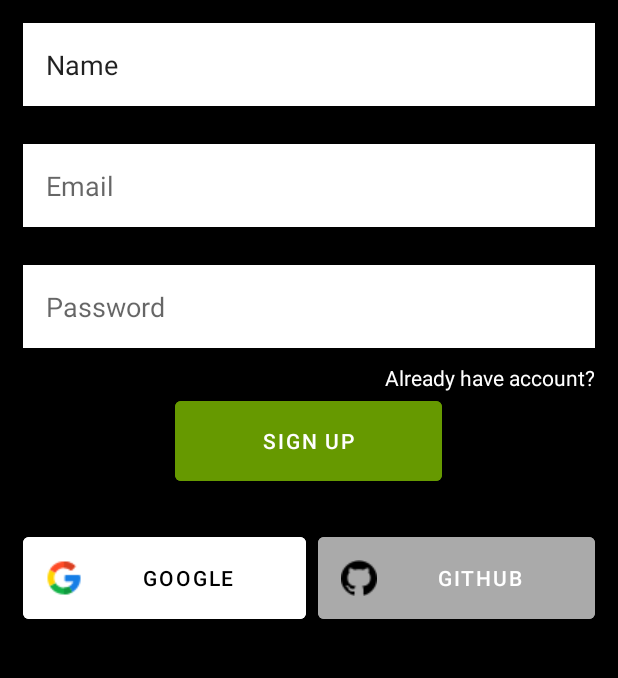
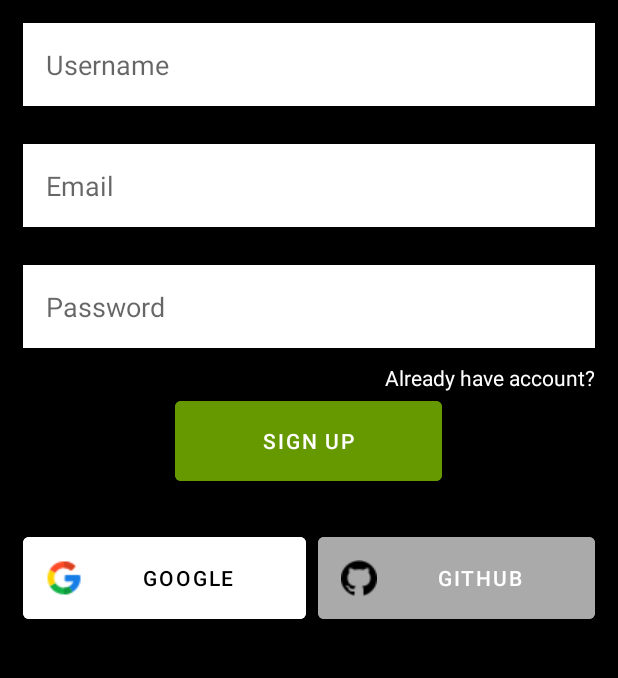
Before and after one commit to akshaysinhaaa/Jot-It, an Android app: the SignUpActivity screen opened directly, with no data from a screen before it, on a phone screen of 412 x 824 dp, the part 392-1070 px from its top. Run offline under Robolectric (Android 15) with nearby library versions, the phone set to English and light mode, and no system bars; our stand-ins replace Firebase (no records; nobody signed in at launch, a user with empty details on screens opened directly).

Commit message:
remove app bar issue

```diff
--- a/app/src/main/java/com/example/jotit_test/MainActivity.java
+++ b/app/src/main/java/com/example/jotit_test/MainActivity.java
@@ -34,7 +34,6 @@ public class MainActivity extends AppCompatActivity {
         auth = FirebaseAuth.getInstance();
 
         // To hide the App Bar
-        requestWindowFeature(Window.FEATURE_NO_TITLE);
         this.getWindow().setFlags(WindowManager.LayoutParams.FLAG_FULLSCREEN, WindowManager.LayoutParams.FLAG_FULLSCREEN);
         getSupportActionBar().hide(); //Hides Action Bar
 
--- a/app/src/main/java/com/example/jotit_test/Models/Users.java
+++ b/app/src/main/java/com/example/jotit_test/Models/Users.java
@@ -7,6 +7,7 @@ public class Users {
         this.userName = userName;
         this.mail = mail;
         this.password = password;
+        this.userid = userid;
     }
 
     public Users(){}
--- a/app/src/main/res/layout/activity_sign_up.xml
+++ b/app/src/main/res/layout/activity_sign_up.xml
@@ -33,8 +33,7 @@
             android:ems="10"
             android:hint="Username"
             android:inputType="textPersonName"
-            android:padding="15dp"
-            android:text="Name" />
+            android:padding="15dp" />
 
         <EditText
             android:id="@+id/etEmail"
```
